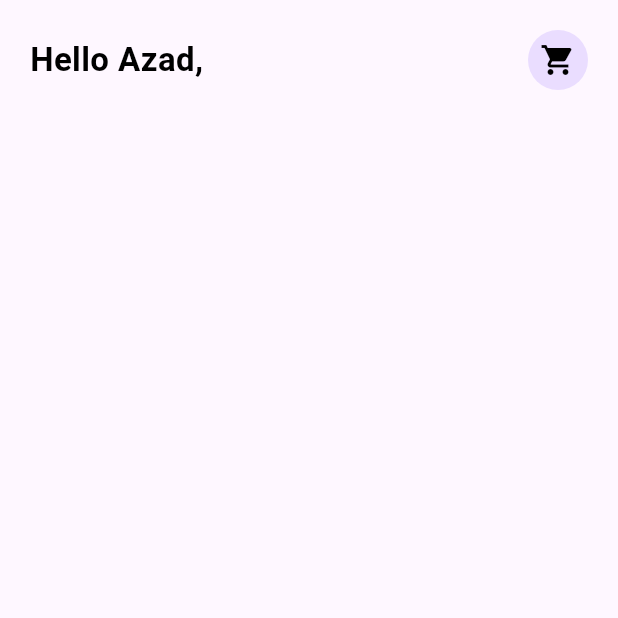
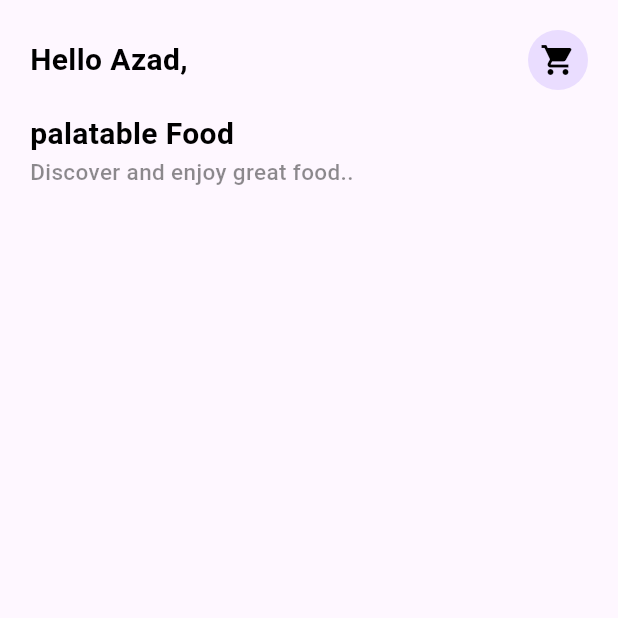
Before and after one commit to alazad214/Foodie-Fat, a Flutter app: the screen it shows after launch, on a phone screen of 412 x 824 dp, the top half of it. Run offline on Flutter 3.47's test engine with Material 3 defaults, Android fonts, the phone set to English and light mode, and no system bars; our stand-ins replace get, lottie.

Commit message:
top text added

```diff
--- a/lib/main.dart
+++ b/lib/main.dart
@@ -1,8 +1,11 @@
 import 'package:flutter/material.dart';
+import 'package:flutter/services.dart';
 import 'package:foodie_fat/ui/splash.dart';
 import 'package:get/get.dart';
 
 void main() {
+  SystemChrome.setSystemUIOverlayStyle(
+      const SystemUiOverlayStyle(statusBarColor: Colors.transparent));
   runApp(const MyApp());
 }
 
--- a/lib/ui/home.dart
+++ b/lib/ui/home.dart
@@ -1,4 +1,5 @@
 import 'package:flutter/material.dart';
+import 'package:foodie_fat/widgets/custom_font.dart';
 
 class Home extends StatelessWidget {
   const Home({super.key});
@@ -11,16 +12,14 @@ class Home extends StatelessWidget {
           margin:
               const EdgeInsets.only(left: 20, right: 20, top: 20, bottom: 20),
           child: Column(
+            mainAxisAlignment: MainAxisAlignment.start,
+            crossAxisAlignment: CrossAxisAlignment.start,
             children: [
               Row(
                 mainAxisAlignment: MainAxisAlignment.spaceBetween,
                 children: [
-                  const Text(
-                    "Hello Azad,",
-                    style: TextStyle(
-                        color: Colors.black,
-                        fontWeight: FontWeight.bold,
-                        fontSize: 22),
+                  CustomFont(
+                    title: "Hello Azad,",
                   ),
                   CircleAvatar(
                     child: IconButton(
@@ -31,7 +30,17 @@ class Home extends StatelessWidget {
                         )),
                   )
                 ],
-              )
+              ),
+              cusSizebox(15.0),
+              CustomFont(
+                title: "palatable Food",
+              ),
+              CustomFont(
+                title: "Discover and enjoy great food..",
+                size: 15.0,
+                color: Colors.black45,
+                fontwidget: FontWeight.w500,
+              ),
             ],
           ),
         ),
@@ -39,3 +48,9 @@ class Home extends StatelessWidget {
     );
   }
 }
+
+Widget cusSizebox(height) {
+  return SizedBox(
+    height: height,
+  );
+}
--- /dev/null
+++ b/lib/widgets/custom_font.dart
@@ -0,0 +1,22 @@
+import 'package:flutter/cupertino.dart';
+import 'package:flutter/material.dart';
+
+class CustomFont extends StatelessWidget {
+  final title;
+  final size;
+  final color;
+  final fontwidget;
+  CustomFont({super.key, this.title, this.size, this.color, this.fontwidget});
+
+  @override
+  Widget build(BuildContext context) {
+    return Text(
+      title,
+      style: TextStyle(
+        color: color ?? Colors.black,
+        fontSize: size ?? 20,
+        fontWeight: fontwidget ?? FontWeight.bold,
+      ),
+    );
+  }
+}
```
